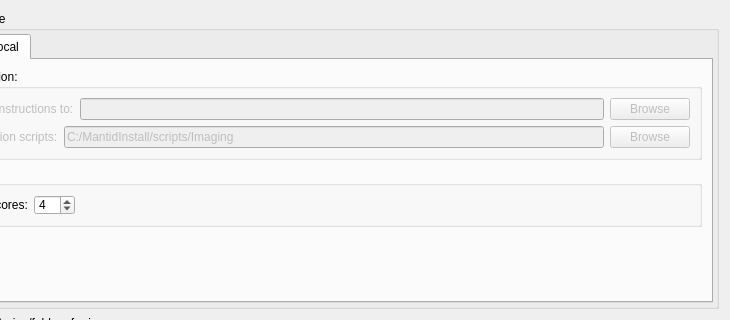
First picture: the form in MantidQt/CustomInterfaces/inc/MantidQtCustomInterfaces/Tomography/TomographyIfaceQtTabSetup.ui, repository mantidproject/mantid, before the edit; both pictures show x 104 to 834 and y 0 to 320 of the 834 by 550 pixel window.
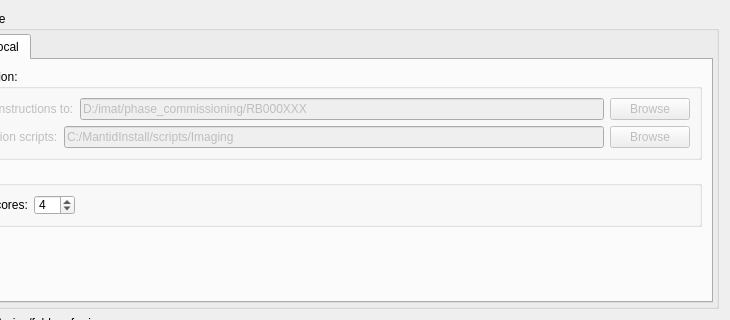
Second picture: the form after the edit. The open tabs and pages were chosen to show the change.

```diff
--- a/MantidQt/CustomInterfaces/inc/MantidQtCustomInterfaces/Tomography/TomographyIfaceQtTabSetup.ui
+++ b/MantidQt/CustomInterfaces/inc/MantidQtCustomInterfaces/Tomography/TomographyIfaceQtTabSetup.ui
@@ -431,6 +431,9 @@
                    <verstretch>0</verstretch>
                   </sizepolicy>
                  </property>
+                 <property name="text">
+                  <string>D:/imat/phase_commissioning/RB000XXX</string>
+                 </property>
                 </widget>
                </item>
                <item>
```
